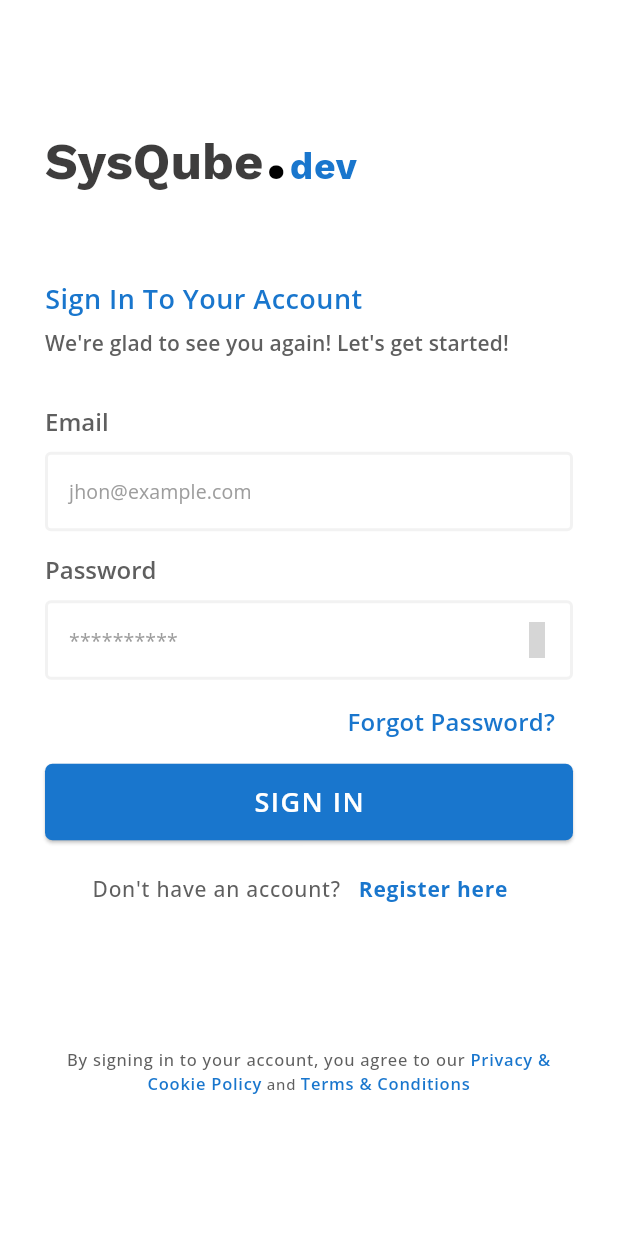
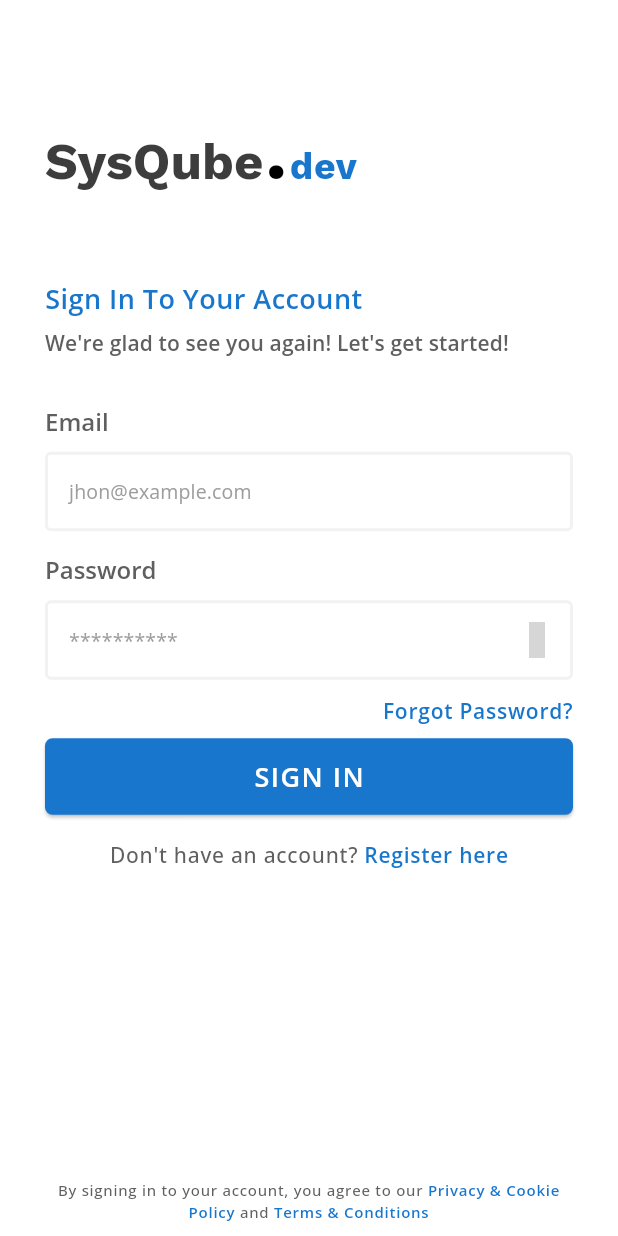
Before and after one commit to Sabinkc/ecommerce_template, a Flutter app: the screen it shows after launch, on a phone screen of 412 x 824 dp. Run offline on Flutter 3.47's test engine with Material 3 defaults, Android fonts, the phone set to English and light mode, and no system bars; drawn by our look-alikes of keyboard_dismisser; our stand-ins replace get, icons_plus; grey boxes are pictures that could not be loaded.

Commit message:
UI Changes

```diff
--- a/lib/features/authentication/controllers/logincontroller.dart
+++ b/lib/features/authentication/controllers/logincontroller.dart
@@ -3,6 +3,7 @@ import 'package:get/get.dart';
 import '../../../utils/popups/loader.dart';
 import '../../../utils/popups/screenloader.dart';
 import '../../../utils/validators/validation.dart';
+import '../../store/screen/ordersuccess.dart';
 
 class LoginController extends GetxController {
   static LoginController get instance => Get.find();
@@ -32,11 +33,14 @@ class LoginController extends GetxController {
       ScreenLoader.stopLoadingDialog();
       SQLoader.warningSnackBar(title: "ERROR", message: errorlist[0]);
     } else {
+      ScreenLoader.stopLoadingDialog();
       login(useremail, userpassword);
       email.clear();
       password.clear();
     }
   }
 
-  Future<void> login(String email, String password) async {}
+  Future<void> login(String email, String password) async {
+    Get.to(() => const OrderSuccessScreen());
+  }
 }
--- a/lib/features/authentication/controllers/signupcontroller.dart
+++ b/lib/features/authentication/controllers/signupcontroller.dart
@@ -3,6 +3,7 @@ import 'package:get/get.dart';
 import '../../../utils/popups/loader.dart';
 import '../../../utils/popups/screenloader.dart';
 import '../../../utils/validators/validation.dart';
+import '../../store/screen/productdetails.dart';
 
 class SignupController extends GetxController {
   static SignupController get instance => Get.find();
@@ -48,6 +49,7 @@ class SignupController extends GetxController {
       ScreenLoader.stopLoadingDialog();
       SQLoader.warningSnackBar(title: "ERROR", message: errorlist[0]);
     } else {
+      ScreenLoader.stopLoadingDialog();
       signup(useremail, userpassword);
       fullname.clear();
       email.clear();
@@ -56,5 +58,7 @@ class SignupController extends GetxController {
     }
   }
 
-  Future<void> signup(String email, String password) async {}
+  Future<void> signup(String email, String password) async {
+    Get.to(() => const ProductDetailsScreen());
+  }
 }
--- a/lib/features/authentication/screen/login.dart
+++ b/lib/features/authentication/screen/login.dart
@@ -10,6 +10,7 @@ import '../../../widgets/passwordfield.dart';
 import '../../../widgets/policytext.dart';
 import '../../../widgets/textfield.dart';
 import '../controllers/logincontroller.dart';
+import 'forgotpassword.dart';
 
 class LoginScreen extends StatelessWidget {
   const LoginScreen({super.key});
@@ -86,16 +87,17 @@ class LoginScreen extends StatelessWidget {
                     ),
                   ),
                   const SizedBox(
-                    height: SQSizes.xs,
+                    height: SQSizes.sml,
                   ),
                   Align(
                     alignment: Alignment.centerRight,
-                    child: TextButton(
-                      onPressed: () {},
-                      style: TextButton.styleFrom(overlayColor: Colors.transparent),
+                    child: InkWell(
+                      onTap: () {
+                        Get.to(() => const ForgotPasswordScreen());
+                      },
                       child: Text(
                         "Forgot Password?",
-                        style: Theme.of(context).textTheme.titleMedium!.apply(
+                        style: Theme.of(context).textTheme.bodyLarge!.apply(
                               color: SQColors.primary,
                               fontWeightDelta: 1,
                             ),
@@ -103,14 +105,14 @@ class LoginScreen extends StatelessWidget {
                     ),
                   ),
                   const SizedBox(
-                    height: SQSizes.xs,
+                    height: SQSizes.sm,
                   ),
                   SQElevatedButton(
                     func: loginController.textfieldchecker,
                     title: "SIGN IN",
                   ),
                   const SizedBox(
-                    height: SQSizes.sm,
+                    height: SQSizes.md,
                   ),
                   Row(
                     mainAxisAlignment: MainAxisAlignment.center,
@@ -119,28 +121,27 @@ class LoginScreen extends StatelessWidget {
                         "Don't have an account?",
                         style: Theme.of(context).textTheme.bodyLarge,
                       ),
-                      TextButton(
-                        onPressed: () {
+                      const SizedBox(
+                        width: SQSizes.xs,
+                      ),
+                      InkWell(
+                        onTap: () {
                           Get.to(() => const SignUpScreen());
                         },
-                        style: TextButton.styleFrom(
-                          overlayColor: Colors.transparent,
-                          shape: const RoundedRectangleBorder(),
-                        ),
                         child: Text(
                           "Register here",
                           style: Theme.of(context).textTheme.bodyLarge!.apply(
                                 color: SQColors.primary,
-                                fontWeightDelta: 2,
+                                fontWeightDelta: 1,
                               ),
                         ),
                       )
                     ],
                   ),
                   SizedBox(
-                    height: size.height * 0.1,
+                    height: size.height * 0.25,
                   ),
-                  const LoginPolicyText()
+                  const LoginPolicyText(),
                 ],
               ),
             ),
--- a/lib/widgets/policytext.dart
+++ b/lib/widgets/policytext.dart
@@ -1,4 +1,6 @@
+import 'package:ecommerce/features/authentication/screen/policyandterms.dart';
 import 'package:flutter/material.dart';
+import 'package:get/get.dart';
 
 import '../utils/constants/colors.dart';
 
@@ -9,7 +11,10 @@ class LoginPolicyText extends StatelessWidget {
 
   @override
   Widget build(BuildContext context) {
-    return RichText(
+    return InkWell(
+      overlayColor: WidgetStateColor.transparent,
+      onTap: () => Get.to(() => const PolicyAndTermsScreen()),
+      child: RichText(
         textAlign: TextAlign.center,
         text: TextSpan(
           children: [
@@ -17,7 +22,6 @@ class LoginPolicyText extends StatelessWidget {
               text: "By signing in to your account, you agree to our ",
               style: Theme.of(context).textTheme.labelSmall!.apply(
                     fontWeightDelta: 1,
-                  fontSizeDelta: 1,
                   ),
             ),
             TextSpan(
@@ -25,7 +29,6 @@ class LoginPolicyText extends StatelessWidget {
               style: Theme.of(context).textTheme.labelSmall!.apply(
                     color: SQColors.primary,
                     fontWeightDelta: 2,
-                  fontSizeDelta: 1,
                   ),
             ),
             TextSpan(
@@ -39,10 +42,10 @@ class LoginPolicyText extends StatelessWidget {
               style: Theme.of(context).textTheme.labelSmall!.apply(
                     color: SQColors.primary,
                     fontWeightDelta: 2,
-                  fontSizeDelta: 1,
                   ),
             ),
           ],
+        ),
       ),
     );
   }
@@ -55,15 +58,17 @@ class SignUpPolicyText extends StatelessWidget {
 
   @override
   Widget build(BuildContext context) {
-    return RichText(
-      textAlign: TextAlign.start,
+    return InkWell(
+      overlayColor: WidgetStateColor.transparent,
+      onTap: () => Get.to(() => const PolicyAndTermsScreen()),
+      child: RichText(
+        textAlign: TextAlign.center,
         text: TextSpan(
           children: [
             TextSpan(
               text: "By joining, you agree to the ",
               style: Theme.of(context).textTheme.labelSmall!.apply(
                     fontWeightDelta: 1,
-                  fontSizeDelta: 1,
                   ),
             ),
             TextSpan(
@@ -71,7 +76,6 @@ class SignUpPolicyText extends StatelessWidget {
               style: Theme.of(context).textTheme.labelSmall!.apply(
                     color: const Color(0xFF000000),
                     fontWeightDelta: 2,
-                  fontSizeDelta: 1,
                   ),
             ),
             TextSpan(
@@ -90,6 +94,7 @@ class SignUpPolicyText extends StatelessWidget {
             ),
           ],
         ),
+      ),
     );
   }
 }
```
Also changed, not shown: lib/features/authentication/screen/signup.dart (+41 -46 lines). Lines whose indentation alone changed are shown as unchanged.
